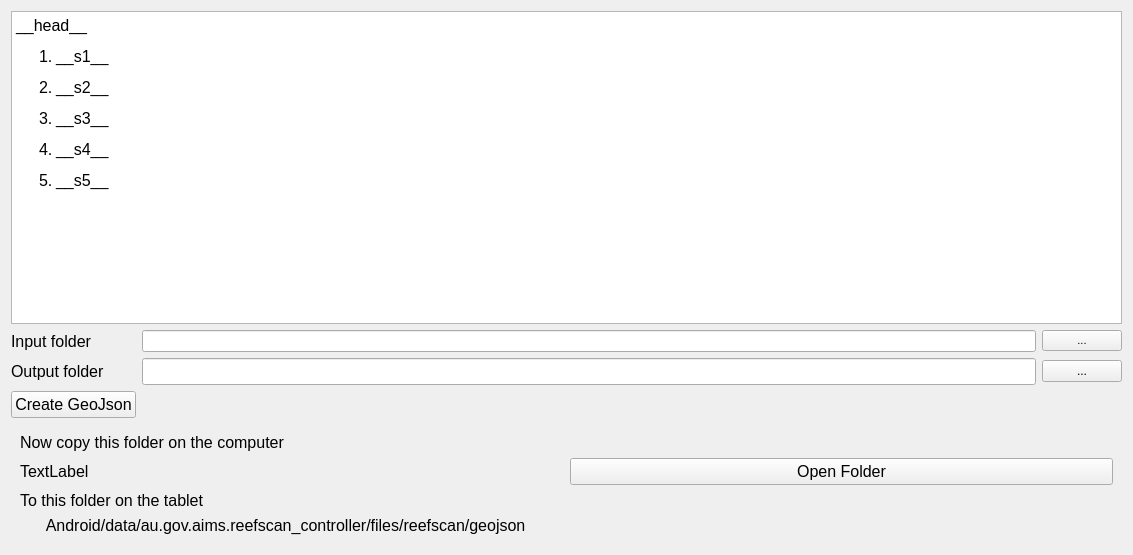
The window that src/resources/routes.ui (open-AIMS/reefscan_desktop_data_manager) describes before a commit, drawn with Qt 5.
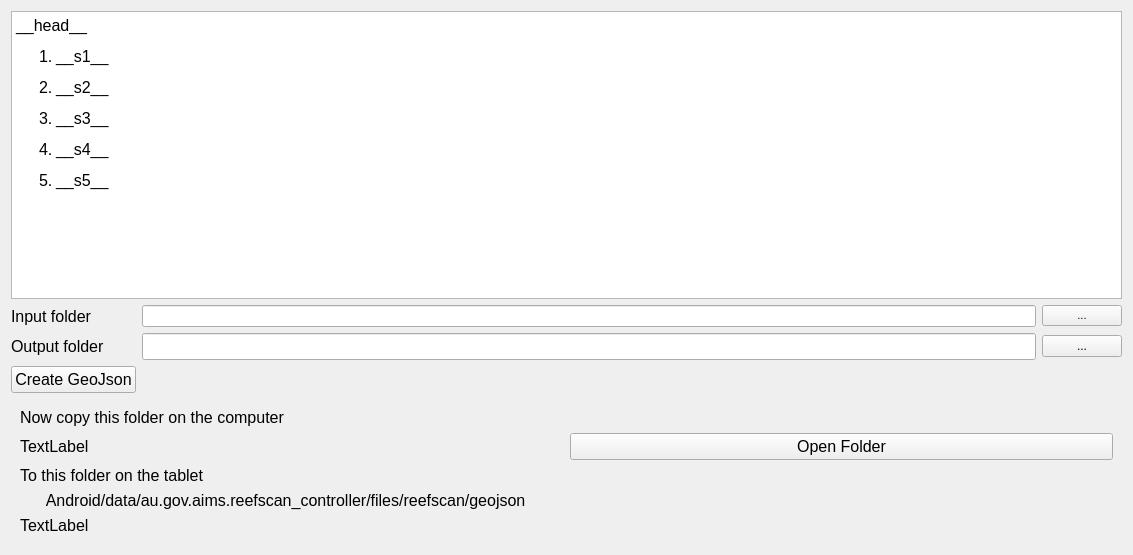
The same window after the commit.

Commit message: colour points in the KML based on depth create finish points as well as start points for routes support wind direction create routes for GPS as well as for the tablet

```diff
--- a/src/resources/routes.ui
+++ b/src/resources/routes.ui
@@ -14,8 +14,90 @@
    <string>Form</string>
   </property>
   <layout class="QGridLayout" name="gridLayout">
-   <item row="1" column="1">
-    <widget class="QLineEdit" name="inputFolderText"/>
+   <item row="5" column="0" colspan="3">
+    <widget class="QWidget" name="afterProcessWidget" native="true">
+     <layout class="QGridLayout" name="gridLayout_2">
+      <item row="2" column="0">
+       <widget class="QLabel" name="outputFolderLabel">
+        <property name="font">
+         <font>
+          <pointsize>12</pointsize>
+         </font>
+        </property>
+        <property name="text">
+         <string>TextLabel</string>
+        </property>
+       </widget>
+      </item>
+      <item row="3" column="0" colspan="2">
+       <widget class="QLabel" name="label_5">
+        <property name="font">
+         <font>
+          <pointsize>12</pointsize>
+         </font>
+        </property>
+        <property name="text">
+         <string>To this folder on the tablet</string>
+        </property>
+       </widget>
+      </item>
+      <item row="0" column="0" colspan="2">
+       <widget class="QLabel" name="label_3">
+        <property name="font">
+         <font>
+          <pointsize>12</pointsize>
+         </font>
+        </property>
+        <property name="text">
+         <string>Now copy this folder on the computer</string>
+        </property>
+       </widget>
+      </item>
+      <item row="4" column="0" colspan="2">
+       <widget class="QLabel" name="tabletFolderLabel">
+        <property name="font">
+         <font>
+          <pointsize>12</pointsize>
+         </font>
+        </property>
+        <property name="text">
+         <string>      Android/data/au.gov.aims.reefscan_controller/files/reefscan/geojson</string>
+        </property>
+       </widget>
+      </item>
+      <item row="2" column="1">
+       <widget class="QPushButton" name="openFolderButton">
+        <property name="font">
+         <font>
+          <pointsize>12</pointsize>
+         </font>
+        </property>
+        <property name="text">
+         <string>Open Folder</string>
+        </property>
+       </widget>
+      </item>
+      <item row="5" column="0">
+       <widget class="QLabel" name="gpx_folder_label">
+        <property name="font">
+         <font>
+          <pointsize>12</pointsize>
+         </font>
+        </property>
+        <property name="text">
+         <string>TextLabel</string>
+        </property>
+       </widget>
+      </item>
+     </layout>
+    </widget>
+   </item>
+   <item row="2" column="2">
+    <widget class="QPushButton" name="outputFolderButton">
+     <property name="text">
+      <string>...</string>
+     </property>
+    </widget>
    </item>
    <item row="1" column="0">
     <widget class="QLabel" name="label">
@@ -50,12 +132,8 @@
      </property>
     </widget>
    </item>
-   <item row="2" column="2">
-    <widget class="QPushButton" name="outputFolderButton">
-     <property name="text">
-      <string>...</string>
-     </property>
-    </widget>
+   <item row="1" column="1">
+    <widget class="QLineEdit" name="inputFolderText"/>
    </item>
    <item row="0" column="0" colspan="3">
     <widget class="QTextBrowser" name="textBrowser">
@@ -85,18 +163,6 @@
      </property>
     </widget>
    </item>
-   <item row="3" column="0">
-    <widget class="QPushButton" name="processButton">
-     <property name="font">
-      <font>
-       <pointsize>12</pointsize>
-      </font>
-     </property>
-     <property name="text">
-      <string>Create GeoJson</string>
-     </property>
-    </widget>
-   </item>
    <item row="1" column="2">
     <widget class="QPushButton" name="inputFolderButton">
      <property name="font">
@@ -109,70 +175,16 @@
      </property>
     </widget>
    </item>
-   <item row="4" column="0" colspan="3">
-    <widget class="QWidget" name="afterProcessWidget" native="true">
-     <layout class="QGridLayout" name="gridLayout_2">
-      <item row="2" column="0">
-       <widget class="QLabel" name="outputFolderLabel">
-        <property name="font">
-         <font>
-          <pointsize>12</pointsize>
-         </font>
-        </property>
-        <property name="text">
-         <string>TextLabel</string>
-        </property>
-       </widget>
-      </item>
-      <item row="2" column="1">
-       <widget class="QPushButton" name="openFolderButton">
-        <property name="font">
-         <font>
-          <pointsize>12</pointsize>
-         </font>
-        </property>
-        <property name="text">
-         <string>Open Folder</string>
-        </property>
-       </widget>
-      </item>
-      <item row="0" column="0" colspan="2">
-       <widget class="QLabel" name="label_3">
-        <property name="font">
-         <font>
-          <pointsize>12</pointsize>
-         </font>
-        </property>
-        <property name="text">
-         <string>Now copy this folder on the computer</string>
-        </property>
-       </widget>
-      </item>
-      <item row="3" column="0" colspan="2">
-       <widget class="QLabel" name="label_5">
-        <property name="font">
-         <font>
-          <pointsize>12</pointsize>
-         </font>
-        </property>
-        <property name="text">
-         <string>To this folder on the tablet</string>
-        </property>
-       </widget>
-      </item>
-      <item row="4" column="0" colspan="2">
-       <widget class="QLabel" name="tabletFolderLabel">
-        <property name="font">
-         <font>
-          <pointsize>12</pointsize>
-         </font>
-        </property>
-        <property name="text">
-         <string>      Android/data/au.gov.aims.reefscan_controller/files/reefscan/geojson</string>
-        </property>
-       </widget>
-      </item>
-     </layout>
+   <item row="3" column="0">
+    <widget class="QPushButton" name="processButton">
+     <property name="font">
+      <font>
+       <pointsize>12</pointsize>
+      </font>
+     </property>
+     <property name="text">
+      <string>Create GeoJson</string>
+     </property>
     </widget>
    </item>
   </layout>
```
The commit also changes 8 other files.
